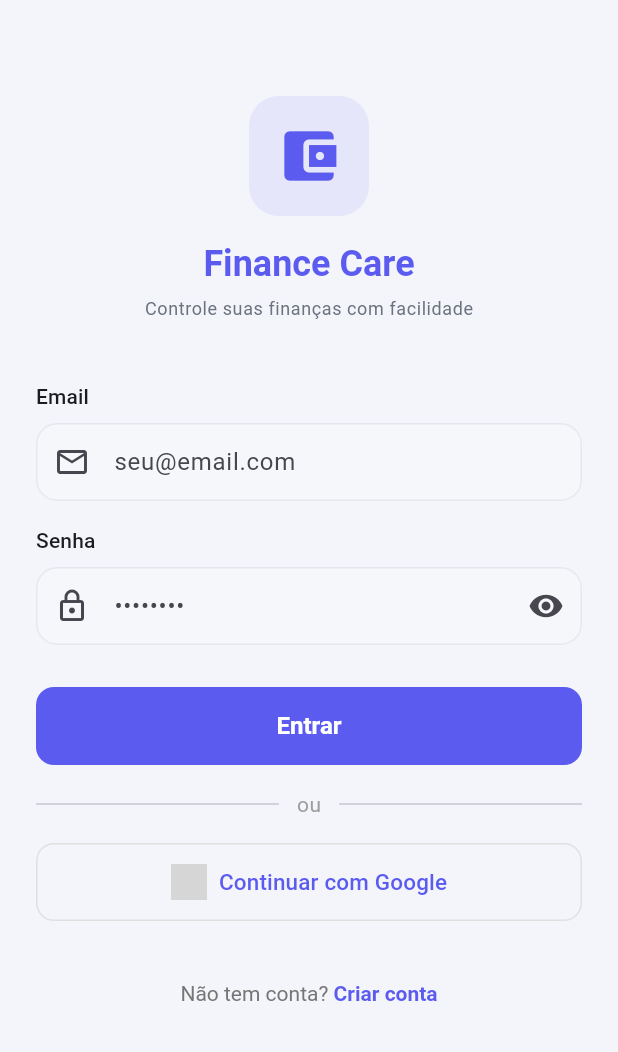
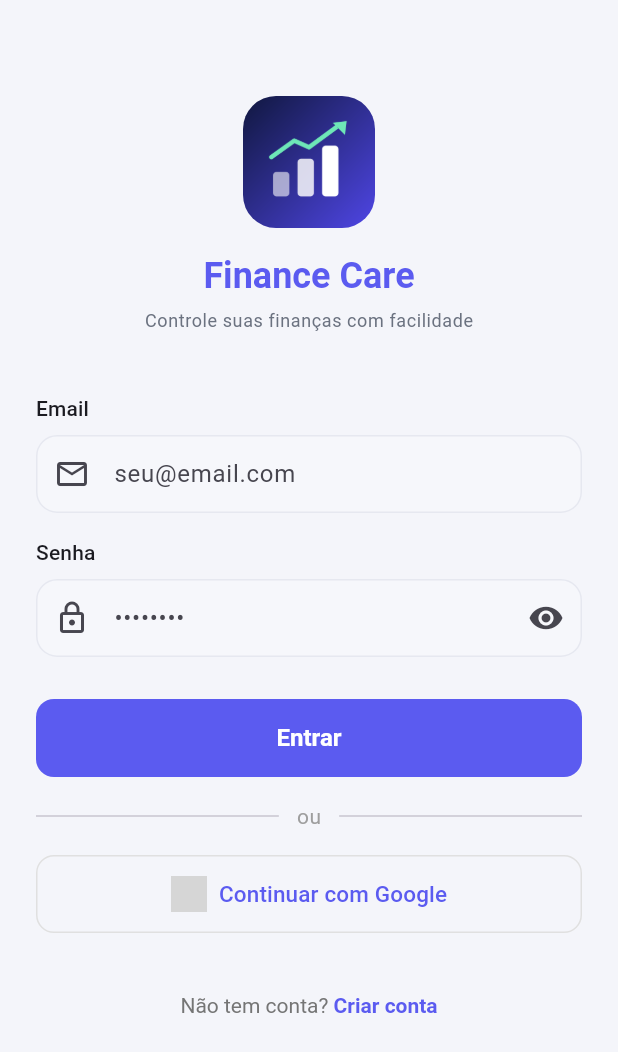
Before and after one commit to gabrielCardosar/FinanceCare, a Flutter app: the screen it shows after launch, on a phone screen of 412 x 824 dp. Shown: the top 1052 px of the screen. Run offline on Flutter 3.47's test engine with Material 3 defaults, Android fonts, the phone set to English and light mode, and no system bars; our stand-ins replace cloud_firestore, firebase_auth, firebase_core, google_sign_in; accounts and stored records are empty; generated files the repository leaves out were written again; network calls fail; grey boxes are pictures that could not be loaded.

Commit message:
feat: nova logo do app
- Logo redesenhada (quadrada, em alta resolução): barras ascendentes e
  linha de tendência sobre fundo azul-marinho/índigo
- A imagem antiga era 588x876 e ficava esticada no ícone
- Ícone adaptativo do Android com fundo e frente separados, marca dentro
  da zona segura para não ser cortada em ícones redondos
- Ícones regenerados para Android, iOS e web
- Tela de login usa a nova logo

Co-Authored-By: Claude Opus 5.5 <noreply@anthropic.com>
Claude-Session: https://claude.ai/code/session_01Uh4TsfQcPsAJeRpnKjqmjH

```diff
--- a/lib/screens/login_screen.dart
+++ b/lib/screens/login_screen.dart
@@ -71,14 +71,10 @@ class _LoginScreenState extends State<LoginScreen> {
                 Center(
                   child: Column(
                     children: [
-                      Container(
-                        width: 80, height: 80,
-                        decoration: BoxDecoration(
-                          color: AppColors.primary.withValues(alpha: 0.1),
-                          borderRadius: BorderRadius.circular(20),
-                        ),
-                        child: const Icon(Icons.account_balance_wallet,
-                            color: AppColors.primary, size: 44),
+                      ClipRRect(
+                        borderRadius: BorderRadius.circular(22),
+                        child: Image.asset('assets/icon/icon.png',
+                            width: 88, height: 88),
                       ),
                       const SizedBox(height: 16),
                       Text('Finance Care',
```
Also changed, not shown: pubspec.yaml (+9 -3 lines), assets/icon/icon.png, assets/icon/icon_background.png (added), assets/icon/icon_foreground.png (added), 43 other files.
